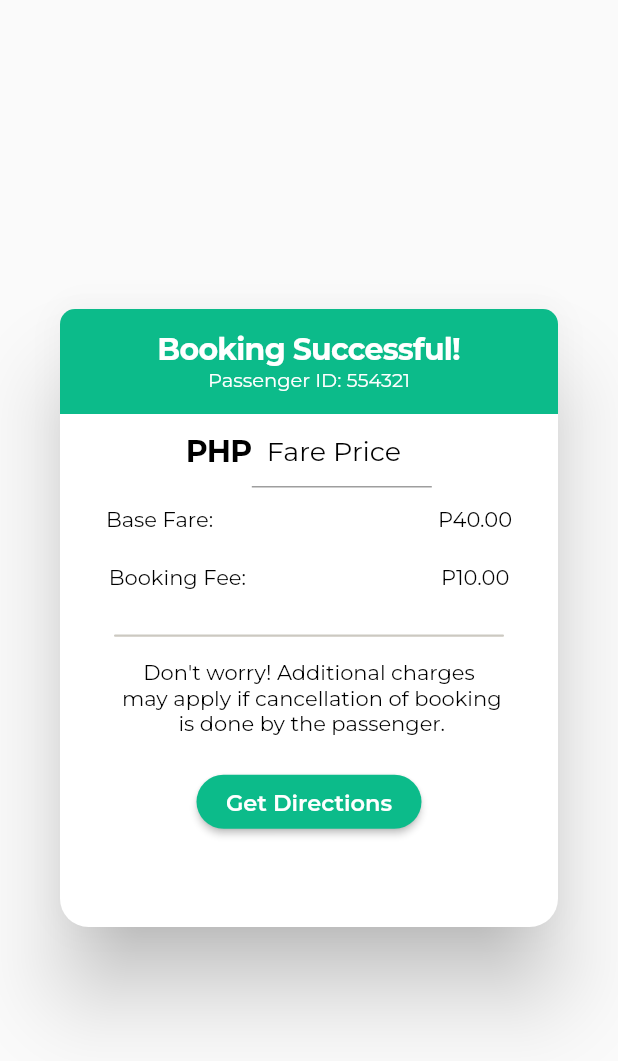
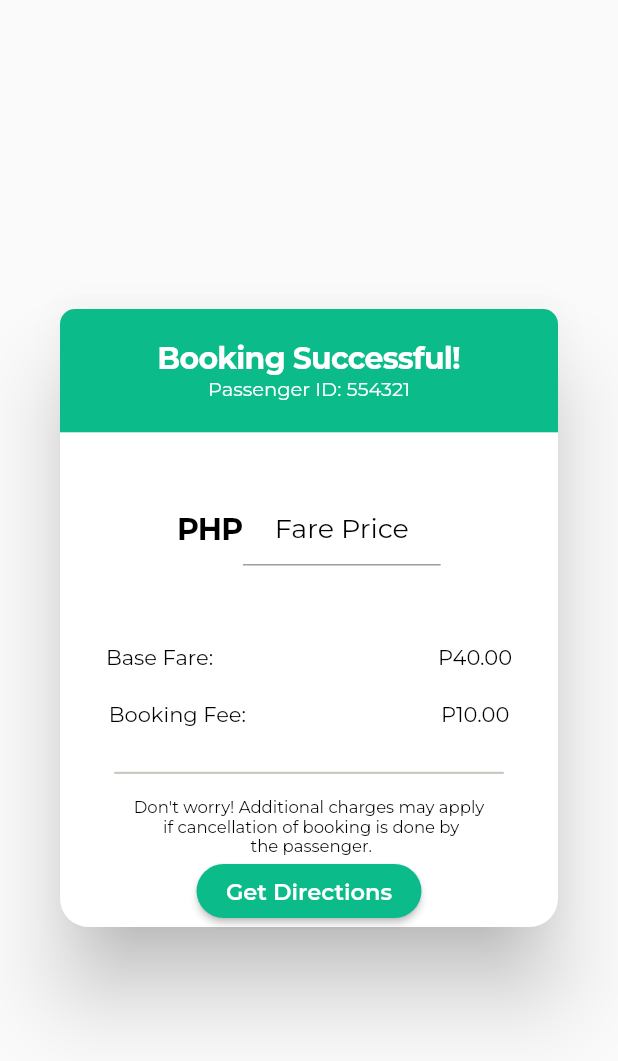
Before and after one commit to kryzlerahne/E-Hatid-Driver-App, a Flutter app: the BookingSuccessDialog widget shown alone on an empty page, opened directly, on a phone screen of 412 x 824 dp. Shown: the top 1061 px of the screen. Run offline on Flutter 3.47's test engine with Material 2 defaults, Android fonts, the phone set to English and light mode, and no system bars; our stand-ins replace animate_do, cloud_firestore, curved_navigation_bar, email_validator, firebase_auth, firebase_core and 8 more; missing offline and left inert: flutter_polyline_points; accounts and stored records are empty.

Commit message:
Updated Modal

```diff
--- a/lib/accept_decline.dart
+++ b/lib/accept_decline.dart
@@ -291,7 +291,7 @@ class BookingSuccessDialog extends StatelessWidget {
         child: Column(
           children: [
             Container(
-              height: 70.0,
+              height: MediaQuery.of(context).size.height * 0.1,
               decoration: BoxDecoration(
                 color: Color(0XFF0CBB8A),
                 borderRadius: BorderRadius.only(
@@ -300,9 +300,8 @@ class BookingSuccessDialog extends StatelessWidget {
                 ),
               ),
               child: SizedBox.expand(
-                child: Padding(
-                  padding: const EdgeInsets.all(15),
                 child: Column(
+                  mainAxisAlignment: MainAxisAlignment.center,
                   children: [
                     Text("Booking Successful!",
                       style: TextStyle(
@@ -324,14 +323,13 @@ class BookingSuccessDialog extends StatelessWidget {
                 ),
               ),
             ),
-            ),
-            Form(
+            Expanded(
+              child: Form(
                 child: Container(
                   color: Colors.white,
                   child: Row(
                     mainAxisAlignment: MainAxisAlignment.center,
                     children: <Widget>[
-                    SizedBox(height: 50,),
                       Text("PHP",
                         style: TextStyle(
                           fontFamily: 'Montserrat',
@@ -343,8 +341,9 @@ class BookingSuccessDialog extends StatelessWidget {
                       ),
                       Flexible(
                         child: SizedBox(
-                        width: 120,
+                          width: MediaQuery.of(context).size.width * 0.32,
                           child: TextField(
+                            textAlign: TextAlign.center,
                             decoration: InputDecoration(hintText: "Fare Price",
                               hintStyle: TextStyle(
                                 fontFamily: 'Montserrat',
@@ -357,6 +356,7 @@ class BookingSuccessDialog extends StatelessWidget {
                         ),
                       ),
                     ],
+                  ),
                 ),
               ),
             ),
@@ -416,17 +416,18 @@ class BookingSuccessDialog extends StatelessWidget {
             SizedBox(height: 15,),
             Center(
               child: Text(
-                "Don't worry! Additional charges \n may apply if cancellation of booking \n is done by the passenger.",
+                "Don't worry! Additional charges may apply\n if cancellation of booking is done by\n the passenger.",
                 textAlign: TextAlign.center,
                 style: TextStyle(
                   fontFamily: 'Montserrat',
                   color: Colors.black,
-                  fontSize: 14,
+                  fontSize: 11,
                 ),
               ),
             ),
-            SizedBox(height: 20,),
-            MaterialButton(
+            Align(
+              alignment: Alignment.bottomCenter,
+              child: MaterialButton(
                 onPressed: () {
                   Navigator.pushReplacement(context, MaterialPageRoute(
                     builder: (_) => DriverMap(),
@@ -443,6 +444,7 @@ class BookingSuccessDialog extends StatelessWidget {
                   fontWeight: FontWeight.w600,),),
                 color: Color(0XFF0CBB8A),
               ),
+            ),
           ],
         ),
       ),
```
Lines whose indentation alone changed are shown as unchanged.
